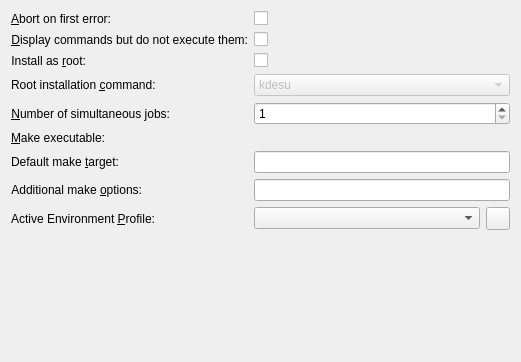
First picture: the form in projectbuilders/makebuilder/makeconfig.ui, repository KDE/kdevelop, before the edit.
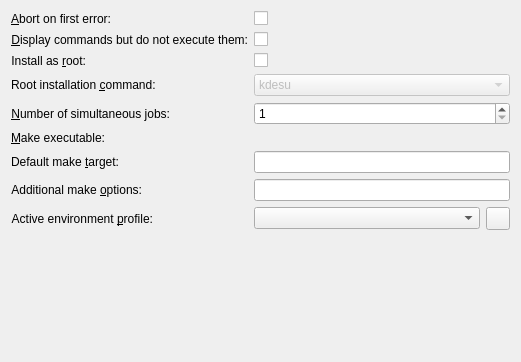
Second picture: the form after the edit. Custom widgets are drawn as their Qt base class.

Commit message: Respect KDE HIG in dialogs

Patch:
```diff
--- a/projectbuilders/makebuilder/makeconfig.ui
+++ b/projectbuilders/makebuilder/makeconfig.ui
@@ -192,7 +192,7 @@
    <item row="9" column="0">
     <widget class="QLabel" name="label_2">
      <property name="text">
-      <string>Active Environment &amp;Profile:</string>
+      <string>Active environment &amp;profile:</string>
      </property>
      <property name="alignment">
       <set>Qt::AlignRight|Qt::AlignTrailing|Qt::AlignVCenter</set>
```
The commit also changes 2 other files.
